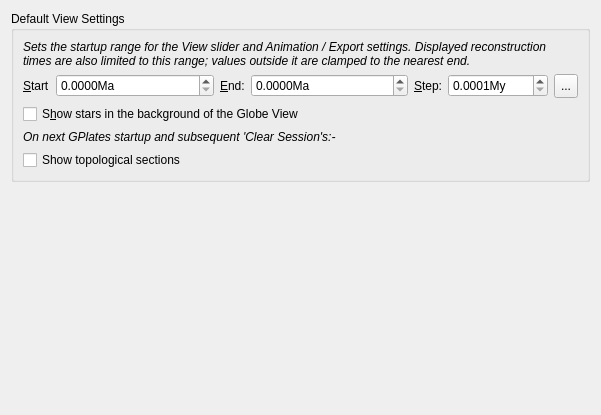
Above: src/qt-widgets/PreferencesPaneViewUi.ui from CaliTarheel/GPlates before the change. Below: the same form after it.
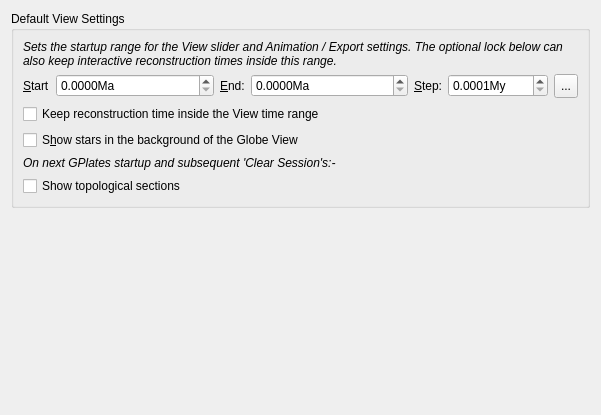
That is the form after the change. Icons and pictures are not drawn.

Commit message: Add project timestamp navigation and optional view lock

```diff
--- a/src/qt-widgets/PreferencesPaneViewUi.ui
+++ b/src/qt-widgets/PreferencesPaneViewUi.ui
@@ -28,7 +28,7 @@
          </font>
         </property>
         <property name="text">
-         <string>Sets the startup range for the View slider and Animation / Export settings. Displayed reconstruction times are also limited to this range; values outside it are clamped to the nearest end.</string>
+         <string>Sets the startup range for the View slider and Animation / Export settings. The optional lock below can also keep interactive reconstruction times inside this range.</string>
         </property>
         <property name="wordWrap">
          <bool>true</bool>
@@ -161,6 +161,16 @@
         </item>
        </layout>
       </item>
+      <item>
+       <widget class="QCheckBox" name="checkbox_lock_view_time_to_range">
+        <property name="toolTip">
+         <string>Reject accidental View times outside the Start/End range and restore the last accepted value.</string>
+        </property>
+        <property name="text">
+         <string>Keep reconstruction time inside the View time range</string>
+        </property>
+       </widget>
+      </item>
       <item>
        <widget class="QCheckBox" name="checkbox_show_stars">
         <property name="text">
```
The commit also changes 16 other files.
